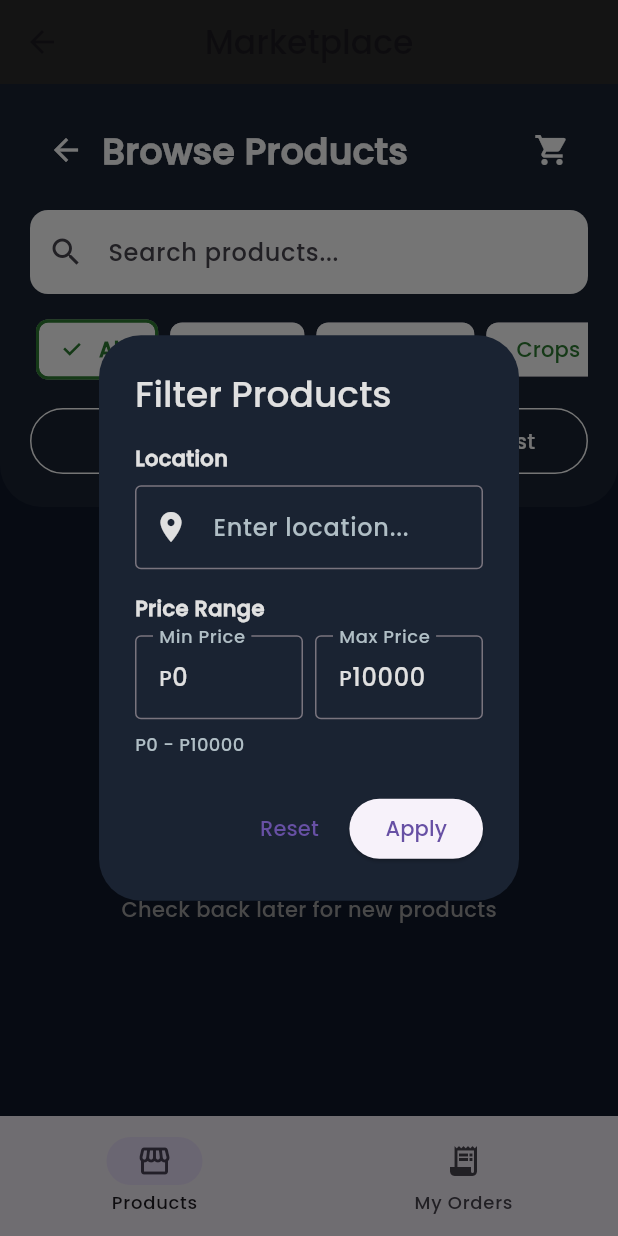
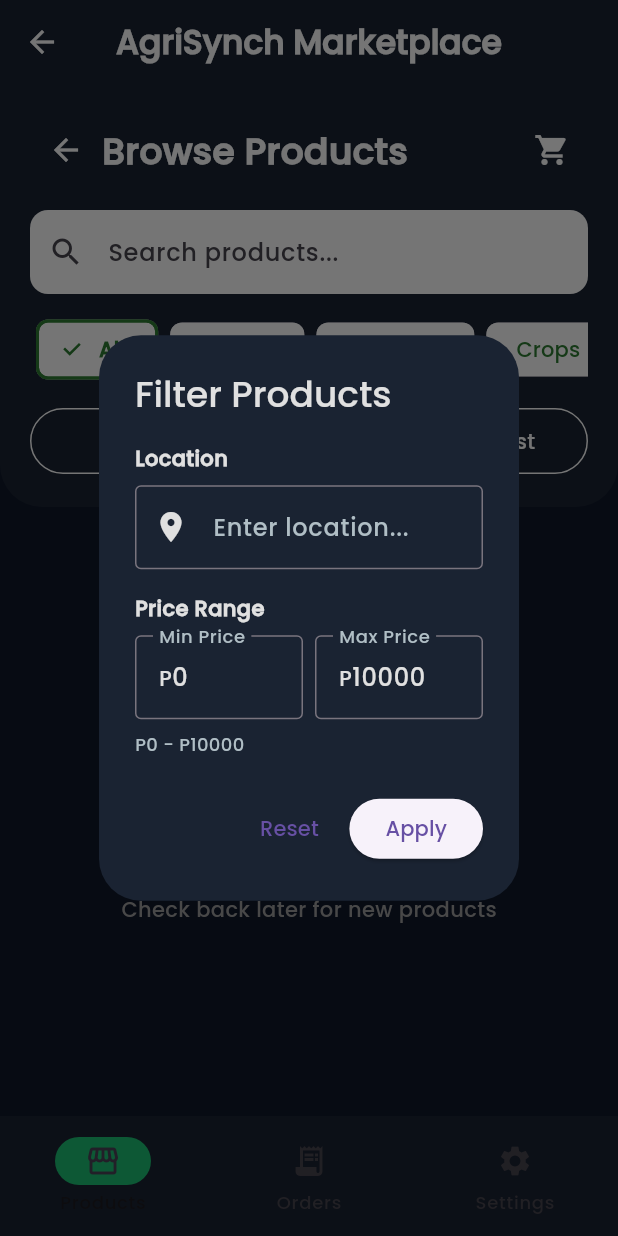
Before and after one commit to ScarletVonRosefall/AgriSynch, a Flutter app: the AgriSynchBuyerHomePage screen opened by its route, after a tap on "Filters", on a phone screen of 412 x 824 dp. Run offline on Flutter 3.47's test engine with Material 3 defaults, Android fonts, the phone set to English and light mode, and no system bars; our stand-ins replace cached_network_image, cloud_firestore, cloud_functions, firebase_auth, firebase_core, firebase_crashlytics and 15 more; missing offline and left inert: dart:html; accounts and stored records are empty.

Commit message:
Trying To Fix The Buyer Side

```diff
--- a/AgriSynch/lib/buyer/AgriSynchBuyerHomePage.dart
+++ b/AgriSynch/lib/buyer/AgriSynchBuyerHomePage.dart
@@ -2,6 +2,7 @@ import 'package:flutter/material.dart';
 import '../shared/theme_helper.dart';
 import 'BrowseProductsPage.dart';
 import 'MyOrdersPage.dart';
+import 'AgriSynchBuyerSettingsPage.dart';
 
 class AgriSynchBuyerHomePage extends StatefulWidget {
   const AgriSynchBuyerHomePage({super.key});
@@ -32,26 +33,52 @@ class _AgriSynchBuyerHomePageState extends State<AgriSynchBuyerHomePage> {
 
   @override
   Widget build(BuildContext context) {
-    final isDarkMode = _themeNotifier.isDarkMode;
-
     final pages = const <Widget>[
       BrowseProductsPage(),
       MyOrdersPage(),
+      AgriSynchBuyerSettingsPage(),
     ];
 
     return Scaffold(
+      backgroundColor: const Color(0xFF0F172A),
       appBar: AppBar(
-        title: const Text('Marketplace', style: TextStyle(fontFamily: 'Poppins')),
+        title: const Text(
+          'AgriSynch Marketplace',
+          style: TextStyle(
+            fontFamily: 'Poppins',
+            fontSize: 22,
+            fontWeight: FontWeight.w700,
+            color: Colors.white,
+          ),
+        ),
         centerTitle: true,
-        backgroundColor: isDarkMode ? const Color(0xFF2C2C2C) : null,
+        backgroundColor: const Color(0xFF1A2332),
+        elevation: 0,
+        iconTheme: const IconThemeData(color: Colors.white),
       ),
       body: IndexedStack(index: _currentIndex, children: pages),
       bottomNavigationBar: NavigationBar(
         selectedIndex: _currentIndex,
+        backgroundColor: const Color(0xFF1A2332),
+        indicatorColor: const Color(0xFF1DBF73),
+        surfaceTintColor: const Color(0xFF1A2332),
         onDestinationSelected: (i) => setState(() => _currentIndex = i),
-        destinations: const [
-          NavigationDestination(icon: Icon(Icons.storefront), label: 'Products'),
-          NavigationDestination(icon: Icon(Icons.receipt_long), label: 'My Orders'),
+        destinations: [
+          NavigationDestination(
+            icon: const Icon(Icons.storefront),
+            label: 'Products',
+            tooltip: 'Browse Products',
+          ),
+          NavigationDestination(
+            icon: const Icon(Icons.receipt_long),
+            label: 'Orders',
+            tooltip: 'My Orders',
+          ),
+          NavigationDestination(
+            icon: const Icon(Icons.settings),
+            label: 'Settings',
+            tooltip: 'Settings',
+          ),
         ],
       ),
     );
--- a/AgriSynch/lib/buyer/AgriSynchBuyerSettingsPage.dart
+++ b/AgriSynch/lib/buyer/AgriSynchBuyerSettingsPage.dart
@@ -165,17 +165,11 @@ class _AgriSynchBuyerSettingsPageState
 
   @override
   Widget build(BuildContext context) {
-    final isDarkMode = _themeNotifier.isDarkMode;
-    final backgroundColor = isDarkMode
-        ? const Color(0xFF121212)
-        : const Color(0xFFF2FBE0);
-    final headerColor = isDarkMode
-        ? const Color(0xFF2E7D32)
-        : const Color(0xFF00C853);
-    final cardColor = isDarkMode
-        ? const Color(0xFF1E1E1E)
-        : const Color(0xFFC5E1A5);
-    final textColor = isDarkMode ? const Color(0xFFE0E0E0) : Colors.black87;
+    final isDarkMode = true; // Force dark mode
+    final backgroundColor = const Color(0xFF0F172A);
+    final headerColor = const Color(0xFF1A2332);
+    final cardColor = const Color(0xFF1A2332);
+    final textColor = const Color(0xFFE0E0E0);
 
     return Scaffold(
       backgroundColor: backgroundColor,
@@ -188,9 +182,16 @@ class _AgriSynchBuyerSettingsPageState
             decoration: BoxDecoration(
               color: headerColor,
               borderRadius: const BorderRadius.only(
-                bottomLeft: Radius.circular(28),
-                bottomRight: Radius.circular(28),
+                bottomLeft: Radius.circular(12),
+                bottomRight: Radius.circular(12),
               ),
+              boxShadow: [
+                BoxShadow(
+                  color: Colors.black.withOpacity(0.3),
+                  blurRadius: 8,
+                  offset: const Offset(0, 4),
+                ),
+              ],
             ),
             child: Column(
               crossAxisAlignment: CrossAxisAlignment.start,
@@ -205,15 +206,24 @@ class _AgriSynchBuyerSettingsPageState
                     Expanded(
                       child: Column(
                         crossAxisAlignment: CrossAxisAlignment.start,
-                        children: [
+                        children: const [
                           Text(
                             'Settings',
-                            style: ThemeHelper.getHeaderTextStyle(isDark: isDarkMode),
+                            style: TextStyle(
+                              fontSize: 24,
+                              fontWeight: FontWeight.bold,
+                              color: Colors.white,
+                              fontFamily: 'Poppins',
+                            ),
                           ),
-                          const SizedBox(height: 8),
+                          SizedBox(height: 4),
                           Text(
                             'Manage account & preferences',
-                            style: ThemeHelper.getSubHeaderTextStyle(isDark: isDarkMode),
+                            style: TextStyle(
+                              fontSize: 14,
+                              color: Color(0xFFB0BEC5),
+                              fontFamily: 'Poppins',
+                            ),
                           ),
                         ],
                       ),
@@ -510,18 +520,18 @@ class _AgriSynchBuyerSettingsPageState
                         Container(
                           padding: const EdgeInsets.symmetric(horizontal: 12, vertical: 4),
                           decoration: BoxDecoration(
-                            color: isDarkMode ? const Color(0xFF2A2A2A) : Colors.white,
+                            color: const Color(0xFF263238),
                             borderRadius: BorderRadius.circular(8),
                             border: Border.all(
-                              color: isDarkMode ? Colors.grey.shade600 : Colors.grey.shade300,
+                              color: const Color(0xFF37474F),
                             ),
                           ),
                           child: DropdownButton<String>(
                             value: _feedbackCategory,
                             isExpanded: true,
                             underline: const SizedBox(),
-                            dropdownColor: isDarkMode ? const Color(0xFF2A2A2A) : Colors.white,
-                            style: TextStyle(color: textColor, fontFamily: 'Poppins'),
+                            dropdownColor: const Color(0xFF263238),
+                            style: const TextStyle(color: Color(0xFFE0E0E0), fontFamily: 'Poppins'),
                             items: const [
                               DropdownMenuItem(value: 'General', child: Text('General Question/Comment')),
                               DropdownMenuItem(value: 'Bug Report', child: Text('Bug Report')),
@@ -733,11 +743,11 @@ class _AgriSynchBuyerSettingsPageState
     return Container(
       padding: const EdgeInsets.all(16),
       decoration: BoxDecoration(
-        color: isDarkMode ? const Color(0xFF1E1E1E) : Colors.white,
+        color: const Color(0xFF1A2332),
         borderRadius: BorderRadius.circular(12),
         boxShadow: [
           BoxShadow(
-            color: Colors.black.withAlpha((0.05 * 255).round()),
+            color: Colors.black.withOpacity(0.3),
             blurRadius: 8,
             offset: const Offset(0, 2),
           ),
@@ -746,11 +756,11 @@ class _AgriSynchBuyerSettingsPageState
       child: Column(
         crossAxisAlignment: CrossAxisAlignment.start,
         children: [
-          Text(
+          const Text(
             "Quick Actions",
             style: TextStyle(
               fontWeight: FontWeight.bold,
-              color: isDarkMode ? Colors.white : Colors.black87,
+              color: Colors.white,
               fontFamily: 'Poppins',
               fontSize: 16,
             ),
@@ -805,26 +815,24 @@ class _AgriSynchBuyerSettingsPageState
       child: Container(
         padding: const EdgeInsets.symmetric(vertical: 12, horizontal: 8),
         decoration: BoxDecoration(
-          color: isDarkMode ? const Color(0xFF2A2A2A) : const Color(0xFFF8F9FA),
+          color: const Color(0xFF263238),
           borderRadius: BorderRadius.circular(8),
           border: Border.all(
-            color: isDarkMode ? Colors.grey.shade700 : Colors.grey.shade200,
+            color: const Color(0xFF37474F),
           ),
         ),
         child: Column(
           children: [
             Icon(
               icon,
-              color: isDarkMode
-                  ? const Color(0xFF4CAF50)
-                  : const Color(0xFF00C853),
+              color: const Color(0xFF1DBF73),
               size: 24,
             ),
             const SizedBox(height: 4),
             Text(
               label,
-              style: TextStyle(
-                color: isDarkMode ? Colors.white : Colors.black87,
+              style: const TextStyle(
+                color: Color(0xFFE0E0E0),
                 fontSize: 12,
                 fontFamily: 'Poppins',
               ),
@@ -940,10 +948,10 @@ class _AgriSynchBuyerSettingsPageState
       style: ElevatedButton.styleFrom(
         backgroundColor: isDestructive
             ? Colors.red.shade400
-            : (isDarkMode ? const Color(0xFF4CAF50) : const Color(0xFFDCE775)),
+            : const Color(0xFF1DBF73),
         foregroundColor: isDestructive
             ? Colors.white
-            : (isDarkMode ? Colors.white : Colors.black),
+            : Colors.white,
         shape: RoundedRectangleBorder(borderRadius: BorderRadius.circular(8)),
         padding: const EdgeInsets.symmetric(horizontal: 16, vertical: 12),
       ),
@@ -968,11 +976,11 @@ class _AgriSynchBuyerSettingsPageState
       context: context,
       builder: (BuildContext context) {
         return AlertDialog(
-          backgroundColor: isDarkMode ? const Color(0xFF263238) : Colors.white,
+          backgroundColor: const Color(0xFF263238),
           title: Text(
             'Select Currency',
-            style: TextStyle(
-              color: isDarkMode ? const Color(0xFFE0E0E0) : Colors.black87,
+            style: const TextStyle(
+              color: Color(0xFFE0E0E0),
               fontFamily: 'Poppins',
               fontWeight: FontWeight.bold,
             ),
@@ -1002,7 +1010,7 @@ class _AgriSynchBuyerSettingsPageState
                   title: Text(
                     currency['name']!,
                     style: TextStyle(
-                      color: isDarkMode ? const Color(0xFFE0E0E0) : Colors.black87,
+                      color: const Color(0xFFE0E0E0),
                       fontFamily: 'Poppins',
                       fontWeight: isSelected
                           ? FontWeight.bold
@@ -1011,8 +1019,8 @@ class _AgriSynchBuyerSettingsPageState
                   ),
                   subtitle: Text(
                     '${currency['code']} (${currency['symbol']})',
-                    style: TextStyle(
-                      color: isDarkMode ? const Color(0xFFBDBDBD) : Colors.black54,
+                    style: const TextStyle(
+                      color: Color(0xFFB0BEC5),
                       fontFamily: 'Poppins',
                     ),
                   ),
```
